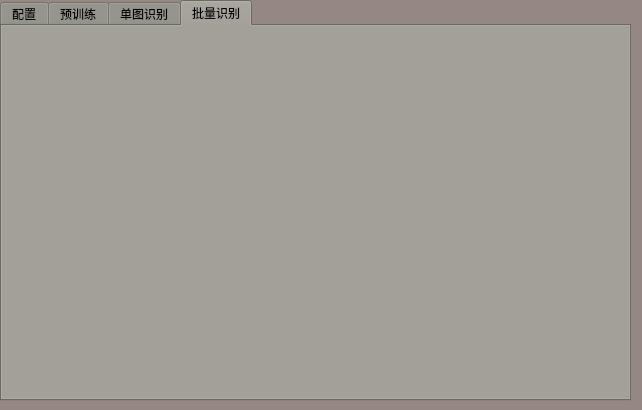
Qt form develop.ui (cgsdfc/object-detection-ui) before a commit.
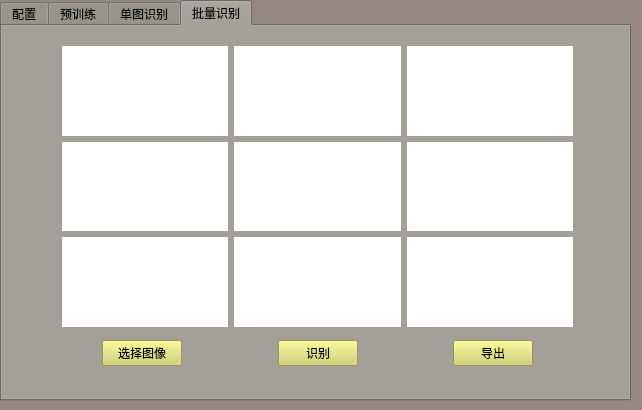
The same form after that commit. The open tabs and pages were chosen to show the change. Icons and pictures are not drawn.

Commit message: 增加批量识别

Diff of the .ui file:
```diff
--- a/develop.ui
+++ b/develop.ui
@@ -4352,6 +4352,257 @@
      <attribute name="title">
       <string>批量识别</string>
      </attribute>
+     <widget class="QWidget" name="layoutWidget_2">
+      <property name="geometry">
+       <rect>
+        <x>60</x>
+        <y>20</y>
+        <width>511</width>
+        <height>281</height>
+       </rect>
+      </property>
+      <layout class="QGridLayout" name="gridLayout_7">
+       <item row="0" column="2">
+        <widget class="QLabel" name="lb_batchdet_3">
+         <property name="maximumSize">
+          <size>
+           <width>16777215</width>
+           <height>16777215</height>
+          </size>
+         </property>
+         <property name="styleSheet">
+          <string notr="true">background-color: rgb(255, 255, 255);</string>
+         </property>
+         <property name="text">
+          <string/>
+         </property>
+         <property name="scaledContents">
+          <bool>true</bool>
+         </property>
+        </widget>
+       </item>
+       <item row="1" column="2">
+        <widget class="QLabel" name="lb_batchdet_6">
+         <property name="maximumSize">
+          <size>
+           <width>16777215</width>
+           <height>16777215</height>
+          </size>
+         </property>
+         <property name="styleSheet">
+          <string notr="true">background-color: rgb(255, 255, 255);</string>
+         </property>
+         <property name="text">
+          <string/>
+         </property>
+         <property name="scaledContents">
+          <bool>true</bool>
+         </property>
+        </widget>
+       </item>
+       <item row="0" column="1">
+        <widget class="QLabel" name="lb_batchdet_2">
+         <property name="maximumSize">
+          <size>
+           <width>16777215</width>
+           <height>16777215</height>
+          </size>
+         </property>
+         <property name="styleSheet">
+          <string notr="true">background-color: rgb(255, 255, 255);</string>
+         </property>
+         <property name="text">
+          <string/>
+         </property>
+         <property name="scaledContents">
+          <bool>true</bool>
+         </property>
+        </widget>
+       </item>
+       <item row="2" column="2">
+        <widget class="QLabel" name="lb_batchdet_8">
+         <property name="maximumSize">
+          <size>
+           <width>16777215</width>
+           <height>16777215</height>
+          </size>
+         </property>
+         <property name="styleSheet">
+          <string notr="true">background-color: rgb(255, 255, 255);</string>
+         </property>
+         <property name="text">
+          <string/>
+         </property>
+         <property name="scaledContents">
+          <bool>true</bool>
+         </property>
+        </widget>
+       </item>
+       <item row="1" column="0">
+        <widget class="QLabel" name="lb_batchdet_4">
+         <property name="maximumSize">
+          <size>
+           <width>16777215</width>
+           <height>16777215</height>
+          </size>
+         </property>
+         <property name="styleSheet">
+          <string notr="true">background-color: rgb(255, 255, 255);</string>
+         </property>
+         <property name="text">
+          <string/>
+         </property>
+         <property name="scaledContents">
+          <bool>true</bool>
+         </property>
+        </widget>
+       </item>
+       <item row="2" column="0">
+        <widget class="QLabel" name="lb_batchdet_7">
+         <property name="maximumSize">
+          <size>
+           <width>16777215</width>
+           <height>16777215</height>
+          </size>
+         </property>
+         <property name="styleSheet">
+          <string notr="true">background-color: rgb(255, 255, 255);</string>
+         </property>
+         <property name="text">
+          <string/>
+         </property>
+         <property name="scaledContents">
+          <bool>true</bool>
+         </property>
+        </widget>
+       </item>
+       <item row="2" column="1">
+        <widget class="QLabel" name="lb_batchdet_9">
+         <property name="maximumSize">
+          <size>
+           <width>16777215</width>
+           <height>16777215</height>
+          </size>
+         </property>
+         <property name="styleSheet">
+          <string notr="true">background-color: rgb(255, 255, 255);</string>
+         </property>
+         <property name="text">
+          <string/>
+         </property>
+         <property name="scaledContents">
+          <bool>true</bool>
+         </property>
+        </widget>
+       </item>
+       <item row="1" column="1">
+        <widget class="QLabel" name="lb_batchdet_5">
+         <property name="maximumSize">
+          <size>
+           <width>16777215</width>
+           <height>16777215</height>
+          </size>
+         </property>
+         <property name="styleSheet">
+          <string notr="true">background-color: rgb(255, 255, 255);</string>
+         </property>
+         <property name="text">
+          <string/>
+         </property>
+         <property name="scaledContents">
+          <bool>true</bool>
+         </property>
+        </widget>
+       </item>
+       <item row="0" column="0">
+        <widget class="QLabel" name="lb_batchdet_1">
+         <property name="maximumSize">
+          <size>
+           <width>16777215</width>
+           <height>16777215</height>
+          </size>
+         </property>
+         <property name="styleSheet">
+          <string notr="true">background-color: rgb(255, 255, 255);</string>
+         </property>
+         <property name="text">
+          <string/>
+         </property>
+         <property name="scaledContents">
+          <bool>true</bool>
+         </property>
+        </widget>
+       </item>
+      </layout>
+     </widget>
+     <widget class="QWidget" name="">
+      <property name="geometry">
+       <rect>
+        <x>100</x>
+        <y>310</y>
+        <width>431</width>
+        <height>35</height>
+       </rect>
+      </property>
+      <layout class="QHBoxLayout" name="horizontalLayout_11">
+       <item>
+        <widget class="QPushButton" name="pb_batchdet_select_images">
+         <property name="styleSheet">
+          <string notr="true">background-color: rgb(209, 209, 104);</string>
+         </property>
+         <property name="text">
+          <string>选择图像</string>
+         </property>
+        </widget>
+       </item>
+       <item>
+        <spacer name="horizontalSpacer">
+         <property name="orientation">
+          <enum>Qt::Horizontal</enum>
+         </property>
+         <property name="sizeHint" stdset="0">
+          <size>
+           <width>40</width>
+           <height>20</height>
+          </size>
+         </property>
+        </spacer>
+       </item>
+       <item>
+        <widget class="QPushButton" name="pb_batchdet_regimage">
+         <property name="styleSheet">
+          <string notr="true">background-color: rgb(209, 209, 104);</string>
+         </property>
+         <property name="text">
+          <string>识别</string>
+         </property>
+        </widget>
+       </item>
+       <item>
+        <spacer name="horizontalSpacer_2">
+         <property name="orientation">
+          <enum>Qt::Horizontal</enum>
+         </property>
+         <property name="sizeHint" stdset="0">
+          <size>
+           <width>40</width>
+           <height>20</height>
+          </size>
+         </property>
+        </spacer>
+       </item>
+       <item>
+        <widget class="QPushButton" name="pb_batchdet_export">
+         <property name="styleSheet">
+          <string notr="true">background-color: rgb(209, 209, 104);</string>
+         </property>
+         <property name="text">
+          <string>导出</string>
+         </property>
+        </widget>
+       </item>
+      </layout>
+     </widget>
     </widget>
    </widget>
   </widget>
```
Left out of the diff: 14 changed lines with no effect on the pictures. The commit also changes 6 other files.
